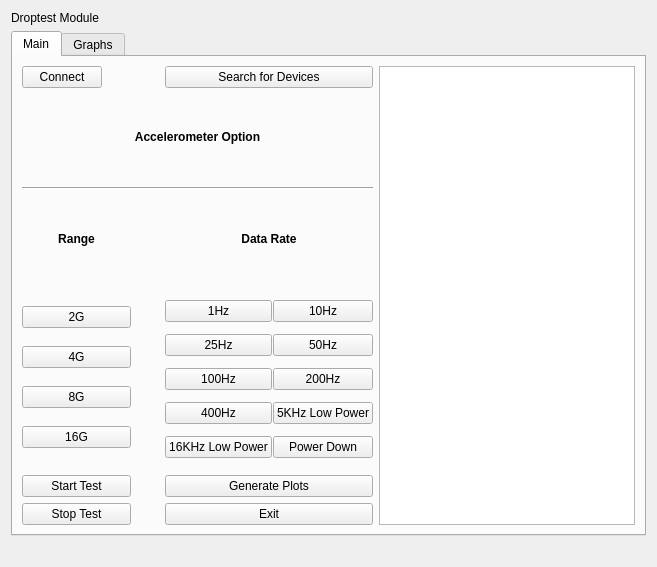
First picture: the form in DropTest.ui, repository dzamer/droptest, before the edit.
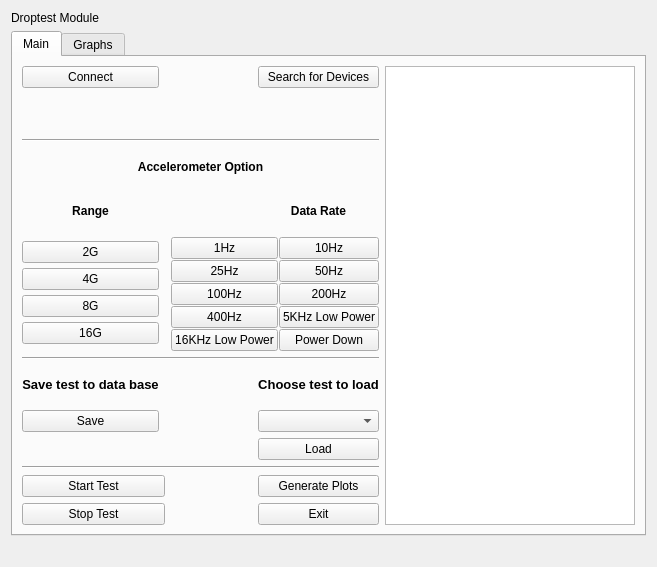
Second picture: the form after the edit. Custom widgets are drawn as their Qt base class.

Commit message: updated main.py, new database framework added

Diff of the .ui file:
```diff
--- a/DropTest.ui
+++ b/DropTest.ui
@@ -47,6 +47,20 @@
         <layout class="QGridLayout" name="gridLayout_11">
          <item row="0" column="0">
           <layout class="QGridLayout" name="gridLayout_10">
+           <item row="4" column="0">
+            <widget class="QLabel" name="label_4">
+             <property name="text">
+              <string>&lt;html&gt;&lt;head/&gt;&lt;body&gt;&lt;p align=&quot;center&quot;&gt;&lt;span style=&quot; font-weight:600;&quot;&gt;Range&lt;/span&gt;&lt;/p&gt;&lt;/body&gt;&lt;/html&gt;</string>
+             </property>
+            </widget>
+           </item>
+           <item row="2" column="0" colspan="4">
+            <widget class="Line" name="line">
+             <property name="orientation">
+              <enum>Qt::Horizontal</enum>
+             </property>
+            </widget>
+           </item>
            <item row="0" column="3">
             <widget class="QPushButton" name="SearchForDevices">
              <property name="text">
@@ -54,6 +68,114 @@
              </property>
             </widget>
            </item>
+           <item row="12" column="0" colspan="2">
+            <widget class="QPushButton" name="Button_reset">
+             <property name="text">
+              <string>Stop Test</string>
+             </property>
+            </widget>
+           </item>
+           <item row="10" column="0" colspan="4">
+            <widget class="Line" name="line_3">
+             <property name="orientation">
+              <enum>Qt::Horizontal</enum>
+             </property>
+            </widget>
+           </item>
+           <item row="5" column="0">
+            <layout class="QVBoxLayout" name="verticalLayout">
+             <property name="spacing">
+              <number>1</number>
+             </property>
+             <item>
+              <widget class="QPushButton" name="Button_range_2G">
+               <property name="text">
+                <string>2G</string>
+               </property>
+              </widget>
+             </item>
+             <item>
+              <widget class="QPushButton" name="Button_range_4G">
+               <property name="text">
+                <string>4G</string>
+               </property>
+              </widget>
+             </item>
+             <item>
+              <widget class="QPushButton" name="Button_range_8G">
+               <property name="text">
+                <string>8G</string>
+               </property>
+              </widget>
+             </item>
+             <item>
+              <widget class="QPushButton" name="Button_range_16G">
+               <property name="text">
+                <string>16G</string>
+               </property>
+              </widget>
+             </item>
+            </layout>
+           </item>
+           <item row="7" column="3">
+            <widget class="QLabel" name="label">
+             <property name="text">
+              <string>&lt;html&gt;&lt;head/&gt;&lt;body&gt;&lt;p align=&quot;center&quot;&gt;&lt;span style=&quot; font-size:10pt; font-weight:600;&quot;&gt;Choose test to load&lt;/span&gt;&lt;/p&gt;&lt;/body&gt;&lt;/html&gt;</string>
+             </property>
+            </widget>
+           </item>
+           <item row="9" column="3">
+            <widget class="QPushButton" name="Button_load">
+             <property name="text">
+              <string>Load</string>
+             </property>
+            </widget>
+           </item>
+           <item row="0" column="4" rowspan="13" colspan="3">
+            <widget class="QTextBrowser" name="textBrowser_main"/>
+           </item>
+           <item row="6" column="0" colspan="4">
+            <widget class="Line" name="line_2">
+             <property name="orientation">
+              <enum>Qt::Horizontal</enum>
+             </property>
+            </widget>
+           </item>
+           <item row="11" column="3" rowspan="2">
+            <layout class="QVBoxLayout" name="verticalLayout_2">
+             <item>
+              <widget class="QPushButton" name="Button_readData">
+               <property name="text">
+                <string>Generate Plots</string>
+               </property>
+              </widget>
+             </item>
+             <item>
+              <widget class="QPushButton" name="Button_exit">
+               <property name="text">
+                <string>Exit</string>
+               </property>
+              </widget>
+             </item>
+            </layout>
+           </item>
+           <item row="7" column="0">
+            <widget class="QLabel" name="label_2">
+             <property name="text">
+              <string>&lt;html&gt;&lt;head/&gt;&lt;body&gt;&lt;p align=&quot;center&quot;&gt;&lt;span style=&quot; font-size:10pt; font-weight:600;&quot;&gt;Save test to data base&lt;/span&gt;&lt;/p&gt;&lt;/body&gt;&lt;/html&gt;</string>
+             </property>
+            </widget>
+           </item>
+           <item row="11" column="0" colspan="2">
+            <widget class="QPushButton" name="Button_start_test">
+             <property name="text">
+              <string>Start Test</string>
+             </property>
+            </widget>
+           </item>
+           <item row="8" column="3">
+            <widget class="QComboBox" name="comboBox_database"/>
+           </item>
            <item row="0" column="0">
             <widget class="QPushButton" name="ConnectButton">
              <property name="text">
@@ -61,42 +183,32 @@
              </property>
             </widget>
            </item>
-           <item row="1" column="0" colspan="4">
-            <widget class="QLabel" name="label_3">
-             <property name="text">
-              <string>&lt;html&gt;&lt;head/&gt;&lt;body&gt;&lt;p align=&quot;center&quot;&gt;&lt;span style=&quot; font-weight:600;&quot;&gt;Accelerometer Option&lt;/span&gt;&lt;/p&gt;&lt;/body&gt;&lt;/html&gt;</string>
-             </property>
-            </widget>
-           </item>
-           <item row="2" column="0" colspan="4">
-            <widget class="Line" name="line">
-             <property name="orientation">
-              <enum>Qt::Horizontal</enum>
-             </property>
-            </widget>
-           </item>
-           <item row="0" column="4" rowspan="8" colspan="3">
-            <widget class="QTextBrowser" name="textBrowser_main"/>
-           </item>
-           <item row="3" column="3">
+           <item row="4" column="3">
             <widget class="QLabel" name="label_5">
              <property name="text">
               <string>&lt;html&gt;&lt;head/&gt;&lt;body&gt;&lt;p align=&quot;center&quot;&gt;&lt;span style=&quot; font-weight:600;&quot;&gt;Data Rate&lt;/span&gt;&lt;/p&gt;&lt;/body&gt;&lt;/html&gt;</string>
              </property>
             </widget>
            </item>
-           <item row="3" column="0" colspan="2">
-            <widget class="QLabel" name="label_4">
+           <item row="8" column="0">
+            <widget class="QPushButton" name="Button_save">
              <property name="text">
-              <string>&lt;html&gt;&lt;head/&gt;&lt;body&gt;&lt;p align=&quot;center&quot;&gt;&lt;span style=&quot; font-weight:600;&quot;&gt;Range&lt;/span&gt;&lt;/p&gt;&lt;/body&gt;&lt;/html&gt;</string>
+              <string>Save</string>
              </property>
             </widget>
            </item>
-           <item row="4" column="3" rowspan="2">
+           <item row="5" column="2" colspan="2">
             <layout class="QGridLayout" name="gridLayout_2">
              <property name="spacing">
               <number>1</number>
              </property>
+             <item row="3" column="1">
+              <widget class="QPushButton" name="pushButton_data_rate_5KHz_lp">
+               <property name="text">
+                <string>5KHz Low Power</string>
+               </property>
+              </widget>
+             </item>
              <item row="0" column="0">
               <widget class="QPushButton" name="Button_data_rate_1Hz">
                <property name="text">
@@ -104,13 +216,6 @@
                </property>
               </widget>
              </item>
-             <item row="0" column="1">
-              <widget class="QPushButton" name="Button_data_rate_10Hz">
-               <property name="text">
-                <string>10Hz</string>
-               </property>
-              </widget>
-             </item>
              <item row="1" column="0">
               <widget class="QPushButton" name="Button_data_rate_25Hz">
                <property name="text">
@@ -118,41 +223,6 @@
                </property>
               </widget>
              </item>
-             <item row="1" column="1">
-              <widget class="QPushButton" name="Button_data_rate_50Hz">
-               <property name="text">
-                <string>50Hz</string>
-               </property>
-              </widget>
-             </item>
-             <item row="2" column="0">
-              <widget class="QPushButton" name="Button_data_rate_100Hz">
-               <property name="text">
-                <string>100Hz</string>
-               </property>
-              </widget>
-             </item>
-             <item row="2" column="1">
-              <widget class="QPushButton" name="Button_data_rate_200Hz">
-               <property name="text">
-                <string>200Hz</string>
-               </property>
-              </widget>
-             </item>
-             <item row="3" column="0">
-              <widget class="QPushButton" name="Button_data_rate_400Hz">
-               <property name="text">
-                <string>400Hz</string>
-               </property>
-              </widget>
-             </item>
-             <item row="3" column="1">
-              <widget class="QPushButton" name="pushButton_data_rate_5KHz_lp">
-               <property name="text">
-                <string>5KHz Low Power</string>
-               </property>
-              </widget>
-             </item>
              <item row="4" column="0">
               <widget class="QPushButton" name="pushButton_data_rate_16KHz_lp">
                <property name="text">
@@ -160,6 +230,20 @@
                </property>
               </widget>
              </item>
+             <item row="2" column="1">
+              <widget class="QPushButton" name="Button_data_rate_200Hz">
+               <property name="text">
+                <string>200Hz</string>
+               </property>
+              </widget>
+             </item>
+             <item row="0" column="1">
+              <widget class="QPushButton" name="Button_data_rate_10Hz">
+               <property name="text">
+                <string>10Hz</string>
+               </property>
+              </widget>
+             </item>
              <item row="4" column="1">
               <widget class="QPushButton" name="pushButton_data_rate_power_down">
                <property name="text">
@@ -167,72 +251,33 @@
                </property>
               </widget>
              </item>
-            </layout>
-           </item>
-           <item row="6" column="3" rowspan="2">
-            <layout class="QVBoxLayout" name="verticalLayout_2">
-             <item>
-              <widget class="QPushButton" name="Button_readData">
+             <item row="2" column="0">
+              <widget class="QPushButton" name="Button_data_rate_100Hz">
                <property name="text">
-                <string>Generate Plots</string>
+                <string>100Hz</string>
                </property>
               </widget>
              </item>
-             <item>
-              <widget class="QPushButton" name="Button_exit">
+             <item row="1" column="1">
+              <widget class="QPushButton" name="Button_data_rate_50Hz">
                <property name="text">
-                <string>Exit</string>
+                <string>50Hz</string>
                </property>
               </widget>
              </item>
-            </layout>
-           </item>
-           <item row="4" column="0" rowspan="2" colspan="2">
-            <layout class="QVBoxLayout" name="verticalLayout">
-             <property name="spacing">
-              <number>1</number>
-             </property>
-             <item>
-              <widget class="QPushButton" name="Button_range_2G">
+             <item row="3" column="0">
+              <widget class="QPushButton" name="Button_data_rate_400Hz">
                <property name="text">
-                <string>2G</string>
+                <string>400Hz</string>
                </property>
               </widget>
              </item>
-             <item>
-              <widget class="QPushButton" name="Button_range_4G">
-               <property name="text">
-                <string>4G</string>
-               </property>
-              </widget>
-             </item>
-             <item>
-              <widget class="QPushButton" name="Button_range_8G">
-               <property name="text">
-                <string>8G</string>
-               </property>
-              </widget>
-             </item>
-             <item>
-              <widget class="QPushButton" name="Button_range_16G">
-               <property name="text">
-                <string>16G</string>
-               </property>
-              </widget>
-             </item>
             </layout>
            </item>
-           <item row="6" column="0" colspan="2">
-            <widget class="QPushButton" name="Button_start_test">
+           <item row="3" column="0" colspan="4">
+            <widget class="QLabel" name="label_3">
              <property name="text">
-              <string>Start Test</string>
-             </property>
-            </widget>
-           </item>
-           <item row="7" column="0" colspan="2">
-            <widget class="QPushButton" name="Button_reset">
-             <property name="text">
-              <string>Stop Test</string>
+              <string>&lt;html&gt;&lt;head/&gt;&lt;body&gt;&lt;p align=&quot;center&quot;&gt;&lt;span style=&quot; font-weight:600;&quot;&gt;Accelerometer Option&lt;/span&gt;&lt;/p&gt;&lt;/body&gt;&lt;/html&gt;</string>
              </property>
             </widget>
            </item>
```
The commit also changes 5 other files.
